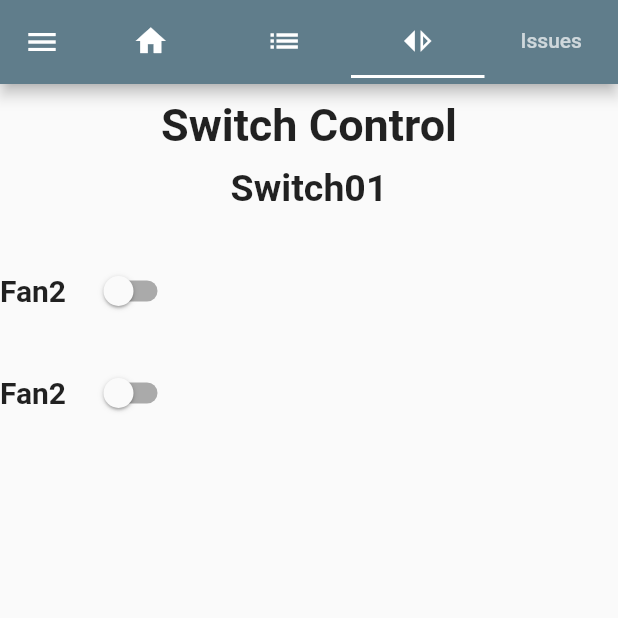
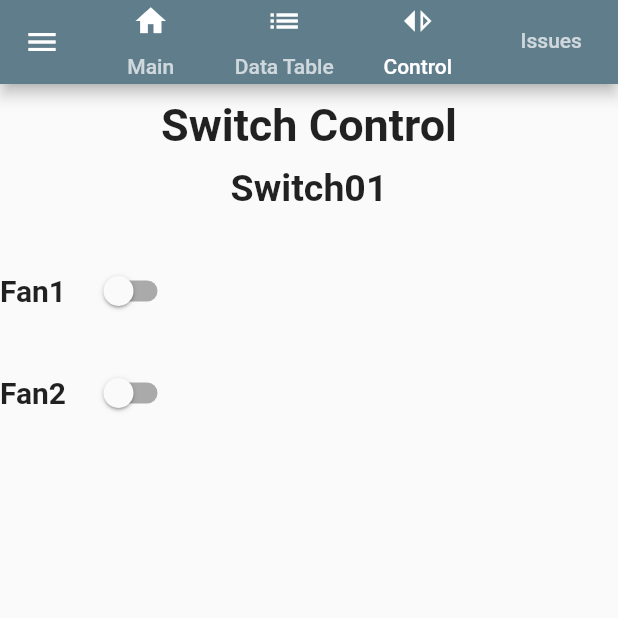
Before and after one commit to neko0xff/2023_schoolResearch_ClientApp, a Flutter app: the HomePage screen opened directly with empty values, tab 3 chosen, on a phone screen of 412 x 824 dp, the top half of it. Run offline on Flutter 3.47's test engine with Material 2 defaults, Android fonts, the phone set to English and light mode, and no system bars; our stand-ins replace shared_preferences; missing offline and left inert: local_notifier; accounts and stored records are empty.

Commit message:
20230710 update

```diff
--- a/src/viewapp_v1/lib/modules/PreferencesUtil.dart
+++ b/src/viewapp_v1/lib/modules/PreferencesUtil.dart
@@ -16,9 +16,10 @@ class PreferencesUtil {
   }
 
   /*儲存指定布林*/
-  static Future<void> saveBool(String key, bool value) async {
+  static Future<bool?> saveBool(String key, bool value) async {
     SharedPreferences prefs = await SharedPreferences.getInstance();
     await prefs.setBool(key, value);
+    return null;
   }
 
   /*取得指定布林*/
--- a/src/viewapp_v1/lib/pages/home.dart
+++ b/src/viewapp_v1/lib/pages/home.dart
@@ -33,9 +33,9 @@ class HomePage extends StatelessWidget {
           title: const TabBar(
             labelPadding: EdgeInsets.zero,
             tabs: <Widget>[
-              Tab(icon: Icon(Icons.home)),
-              Tab(icon: Icon(Icons.list)),
-              Tab(icon: Icon(Icons.switch_right_sharp)),
+              Tab(icon: Icon(Icons.home), text: "Main"),
+              Tab(icon: Icon(Icons.list), text: "Data Table"),
+              Tab(icon: Icon(Icons.switch_right_sharp), text: "Control"),
               Tab(text: "Issues"),
             ],
           ),
--- a/src/viewapp_v1/lib/pages/out/control.dart
+++ b/src/viewapp_v1/lib/pages/out/control.dart
@@ -1,6 +1,6 @@
 // ignore_for_file: camel_case_types, library_private_types_in_public_api, prefer_const_literals_to_create_immutables, prefer_const_constructors
 import 'package:flutter/material.dart';
-import 'package:viewapp_v1/pages/widget/switchctr.dart';
+import 'package:viewapp_v1/pages/widget/switch01ctr.dart';
 
 class Control extends StatelessWidget {
   const Control({Key? key}) : super(key: key);
--- /dev/null
+++ b/src/viewapp_v1/lib/pages/widget/switch01ctr.dart
@@ -0,0 +1,151 @@
+// ignore_for_file: library_private_types_in_public_api, non_constant_identifier_names, avoid_print
+import 'package:flutter/material.dart';
+import 'package:http/http.dart' as http;
+import 'package:viewapp_v1/modules/PreferencesUtil.dart';
+
+class Switchctr extends StatefulWidget {
+  const Switchctr({Key? key}) : super(key: key);
+
+  @override
+  _SwitchctrState createState() => _SwitchctrState();
+}
+
+class _SwitchctrState extends State<Switchctr> {
+  bool? setfan1;
+  bool? setfan2;
+  bool _switchSelectedFan1 = false;
+  bool _switchSelectedFan2 = false;
+  String setboards = "Switch01";
+
+  @override
+  void initState() {
+    super.initState();
+    _getSwitchStatus();
+  }
+
+  void _getSwitchStatus() async {
+    bool? fan1Status = await PreferencesUtil.getBool("fan1ctr");
+    bool? fan2Status = await PreferencesUtil.getBool("fan2ctr");
+    setState(() {
+      _switchSelectedFan1 = fan1Status ?? false;
+      _switchSelectedFan2 = fan2Status ?? false;
+    });
+  }
+
+  void _connectToServer() async {
+    /*連線部分*/
+    final String? serverSource =
+        await PreferencesUtil.getString("serverSource");
+    String status_fan1 = _switchSelectedFan1 ? '1' : '0';
+    String status_fan2 = _switchSelectedFan2 ? '1' : '0';
+    var url_fan1 = Uri.parse(
+        'http://$serverSource/switchCtr/$setboards/fan1?status=$status_fan1');
+    var url_fan2 = Uri.parse(
+        'http://$serverSource/switchCtr/$setboards/fan2?status=$status_fan2');
+
+    /*送出封包*/
+    try {
+      //fan1
+      var response_fan1 = await http.get(url_fan1);
+      print('Response status: ${response_fan1.statusCode}');
+      print('Response body: ${response_fan1.body}');
+      //fan2
+      var response_fan2 = await http.get(url_fan2);
+      print('Response status: ${response_fan2.statusCode}');
+      print('Response body: ${response_fan2.body}');
+    } catch (e) {
+      print('Error: $e');
+    }
+  }
+
+  @override
+  Widget build(BuildContext context) {
+    return Center(
+      child: Column(
+        children: <Widget>[
+          const SizedBox(height: 20),
+          Fan1ctr(
+            switchSelectedFan1: _switchSelectedFan1,
+            onChanged: (value) {
+              setState(() {
+                _switchSelectedFan1 = value;
+                PreferencesUtil.saveBool("fan1ctr", value);
+              });
+              _connectToServer();
+            },
+          ),
+          const SizedBox(height: 20),
+          Fan2ctr(
+            switchSelectedFan2: _switchSelectedFan2,
+            onChanged: (value) {
+              setState(() {
+                _switchSelectedFan2 = value;
+                PreferencesUtil.saveBool("fan2ctr", value);
+              });
+              _connectToServer();
+            },
+          ),
+          const SizedBox(height: 20),
+        ],
+      ),
+    );
+  }
+}
+
+// Fan1 控制項
+class Fan1ctr extends StatelessWidget {
+  final bool switchSelectedFan1;
+  final ValueChanged<bool> onChanged;
+
+  const Fan1ctr({
+    Key? key,
+    required this.switchSelectedFan1,
+    required this.onChanged,
+  }) : super(key: key);
+
+  @override
+  Widget build(BuildContext context) {
+    return Row(
+      children: <Widget>[
+        const Text(
+          "Fan1 ",
+          style: TextStyle(fontSize: 20, fontWeight: FontWeight.bold),
+        ),
+        const SizedBox(width: 10),
+        Switch(
+          value: switchSelectedFan1,
+          onChanged: onChanged,
+        ),
+      ],
+    );
+  }
+}
+
+//Fan2 控制項
+class Fan2ctr extends StatelessWidget {
+  final bool switchSelectedFan2;
+  final ValueChanged<bool> onChanged;
+
+  const Fan2ctr({
+    Key? key,
+    required this.switchSelectedFan2,
+    required this.onChanged,
+  }) : super(key: key);
+
+  @override
+  Widget build(BuildContext context) {
+    return Row(
+      children: <Widget>[
+        const Text(
+          "Fan2 ",
+          style: TextStyle(fontSize: 20, fontWeight: FontWeight.bold),
+        ),
+        const SizedBox(width: 10),
+        Switch(
+          value: switchSelectedFan2,
+          onChanged: onChanged,
+        ),
+      ],
+    );
+  }
+}
--- a/src/viewapp_v1/lib/pages/widget/switchctr.dart
+++ /dev/null
@@ -1,87 +0,0 @@
-// ignore_for_file: camel_case_types, library_private_types_in_public_api, prefer_const_literals_to_create_immutables, prefer_const_constructors, body_might_complete_normally_catch_error
-import 'package:flutter/material.dart';
-//import 'package:http/http.dart' as http;
-//import 'package:viewapp_v1/modules/PreferencesUtil.dart';
-
-class Switchctr extends StatelessWidget {
-  const Switchctr({Key? key}) : super(key: key);
-
-  @override
-  Widget build(BuildContext context) {
-    return Center(
-      child: Column(
-        children: <Widget>[
-          SizedBox(height: 20),
-          Fan1ctr(),
-          SizedBox(height: 20),
-          Fan2ctr(),
-          SizedBox(height: 20),
-        ],
-      ),
-    );
-  }
-}
-
-class Fan1ctr extends StatefulWidget {
-  const Fan1ctr({Key? key}) : super(key: key);
-
-  @override
-  _Fan1ctrState createState() => _Fan1ctrState();
-}
-
-class _Fan1ctrState extends State<Fan1ctr> {
-  bool _switchSelectedFan2 = false;
-
-  @override
-  Widget build(BuildContext context) {
-    return Row(
-      children: <Widget>[
-        const Text(
-          "Fan2 ",
-          style: TextStyle(fontSize: 20, fontWeight: FontWeight.bold),
-        ),
-        const SizedBox(width: 10),
-        Switch(
-          value: _switchSelectedFan2,
-          onChanged: (value) {
-            setState(() {
-              _switchSelectedFan2 = value;
-            });
-          },
-        ),
-      ],
-    );
-  }
-}
-
-class Fan2ctr extends StatefulWidget {
-  const Fan2ctr({Key? key}) : super(key: key);
-
-  @override
-  _Fan2ctrState createState() => _Fan2ctrState();
-}
-
-class _Fan2ctrState extends State<Fan2ctr> {
-  bool _switchSelectedFan2 = false;
-
-  @override
-  Widget build(BuildContext context) {
-    return Row(
-      children: <Widget>[
-        const Text(
-          "Fan2 ",
-          style: TextStyle(fontSize: 20, fontWeight: FontWeight.bold),
-        ),
-        const SizedBox(width: 10),
-        Switch(
-          value: _switchSelectedFan2,
-          onChanged: (value) {
-            setState(() {
-              _switchSelectedFan2 = value;
-            });
-          },
-        ),
-      ],
-    );
-  }
-}
--- a/src/viewapp_v1/pubspec.yaml
+++ b/src/viewapp_v1/pubspec.yaml
@@ -32,6 +32,7 @@ dependencies:
   shared_preferences: ^2.2.0
   url_launcher: ^6.1.11
   path_provider: ^2.0.15
+  local_notifier: ^0.1.5
   flutter:
     sdk: flutter
 
```
Also changed, not shown: src/viewapp_v1/lib/main.dart (+7 -1 lines), src/viewapp_v1/lib/pages/user/login.dart (+6 -16 lines), src/viewapp_v1/pubspec.lock, 5 other files.
